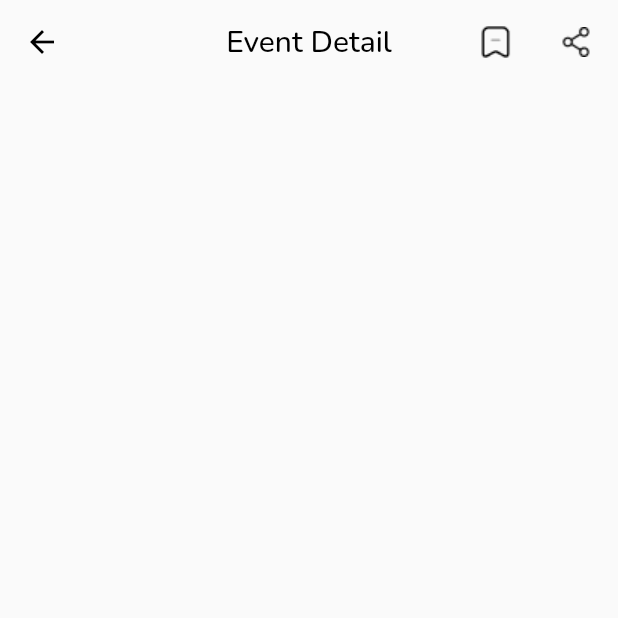
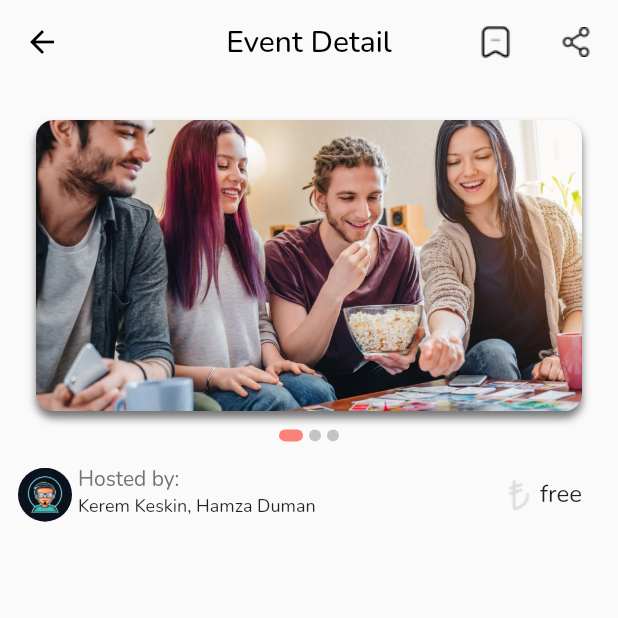
Before and after one commit to agu-meetup/mobile, a Flutter app: the DetailView screen opened directly, on a phone screen of 412 x 824 dp, the top half of it. Run offline on Flutter 3.47's test engine with Material 2 defaults, Android fonts, the phone set to English and light mode, and no system bars; drawn by our look-alikes of carousel_slider; our stand-ins replace dotted_border, email_validator, geolocator, google_fonts, google_maps_flutter, image_picker and 3 more; missing offline and left inert: control_style; accounts and stored records are empty.

Commit message:
In Detail Page, Carousel Slider, hosts and price was done

```diff
--- a/lib/core/assets.dart
+++ b/lib/core/assets.dart
@@ -27,3 +27,4 @@ String upload = "$assetsIconRoot/upload.png";
 String turkishLira = "$assetsIconRoot/turkish_lira.png";
 String saveBlack = "$assetsIconRoot/save_black.png";
 String shareBlack = "$assetsIconRoot/share_black.png";
+String turkishLiraGray = "$assetsIconRoot/turkish_lira_gray.png";
--- a/lib/presentations/detail/model_view/detail_model_view.dart
+++ b/lib/presentations/detail/model_view/detail_model_view.dart
@@ -1,3 +1,21 @@
+import 'package:carousel_slider/carousel_controller.dart';
 import 'package:flutter/material.dart';
 
-class DetailModelView extends ChangeNotifier {}
+class DetailModelView extends ChangeNotifier {
+  /// Carousel Slider
+  List<String> imagePaths = [
+    'assets/test_image/test_detail_1.png',
+    'assets/test_image/test_detail_2.png',
+    'assets/test_image/test_detail_3.png',
+  ];
+  int imageIndex = 0;
+  void updateImageIndex(int newImageIndex) {
+    imageIndex = newImageIndex;
+    notifyListeners();
+  }
+
+  /// Hosted people and price
+  String mainHostImage = "assets/test_image/test_profile_pic.png";
+  List<String> hostsMembers = ['Kerem Keskin', "Hamza Duman"];
+  String price = 'free';
+}
--- a/lib/presentations/detail/widget/detail_app_bar_widget.dart
+++ b/lib/presentations/detail/view/detail_app_bar_view.dart
@@ -3,8 +3,8 @@ import 'package:provider/provider.dart';
 
 import '../../../core/assets.dart';
 
-class DetailAppBarWidget extends StatelessWidget with PreferredSizeWidget {
-  const DetailAppBarWidget({
+class DetailAppBarView extends StatelessWidget with PreferredSizeWidget {
+  const DetailAppBarView({
     Key? key,
   }) : super(key: key);
 
@@ -50,5 +50,5 @@ class DetailAppBarWidget extends StatelessWidget with PreferredSizeWidget {
 
   @override
   // TODO: implement preferredSize
-  Size get preferredSize => const Size.fromHeight(100);
+  Size get preferredSize => AppBar().preferredSize;
 }
--- /dev/null
+++ b/lib/presentations/detail/view/detail_hosts_and_price_view.dart
@@ -0,0 +1,30 @@
+import 'package:agu_meetup_mobile/core/assets.dart';
+import 'package:agu_meetup_mobile/core/constants.dart';
+import 'package:agu_meetup_mobile/presentations/detail/model_view/detail_model_view.dart';
+import 'package:flutter/material.dart';
+import 'package:provider/provider.dart';
+
+import '../widget/detail_hosts_widget.dart';
+import '../widget/detail_price_widget.dart';
+
+class DetailHostsAndPriceView extends StatelessWidget {
+  const DetailHostsAndPriceView({Key? key}) : super(key: key);
+
+  @override
+  Widget build(BuildContext context) {
+    return Consumer<DetailModelView>(
+      builder: (context, mv, child) {
+        return Row(
+          children: [
+            DetailHostsWidget(
+              hostsMembers: mv.hostsMembers,
+              mainHostImage: mv.mainHostImage,
+            ),
+            const Spacer(),
+            DetailPriceWidget(price: mv.price),
+          ],
+        );
+      },
+    );
+  }
+}
--- /dev/null
+++ b/lib/presentations/detail/view/detail_image_slider_view.dart
@@ -0,0 +1,30 @@
+import 'package:agu_meetup_mobile/presentations/detail/model_view/detail_model_view.dart';
+import 'package:flutter/material.dart';
+import 'package:provider/provider.dart';
+
+import '../widget/detail_carousel_indicator_widget.dart';
+import '../widget/detail_carousel_slider_widget.dart';
+
+class DetailImageSliderView extends StatelessWidget {
+  const DetailImageSliderView({Key? key}) : super(key: key);
+
+  @override
+  Widget build(BuildContext context) {
+    return Consumer<DetailModelView>(
+      builder: (context, mv, child) {
+        return Column(
+          children: [
+            DetailCarouselSliderWidget(
+              updateImageIndexFunc: mv.updateImageIndex,
+              imagePaths: mv.imagePaths,
+            ),
+            DetailCarouselIndicatorWidget(
+              imageIndex: mv.imageIndex,
+              lengthOfImages: mv.imagePaths.length,
+            ),
+          ],
+        );
+      },
+    );
+  }
+}
--- a/lib/presentations/detail/view/detail_view.dart
+++ b/lib/presentations/detail/view/detail_view.dart
@@ -1,9 +1,13 @@
-import 'package:agu_meetup_mobile/core/assets.dart';
 import 'package:agu_meetup_mobile/core/constants.dart';
+import 'package:agu_meetup_mobile/core/size_config.dart';
+import 'package:agu_meetup_mobile/presentations/detail/model_view/detail_model_view.dart';
+import 'package:carousel_slider/carousel_slider.dart';
 import 'package:flutter/material.dart';
 import 'package:provider/provider.dart';
 
-import '../widget/detail_app_bar_widget.dart';
+import 'detail_app_bar_view.dart';
+import 'detail_hosts_and_price_view.dart';
+import 'detail_image_slider_view.dart';
 
 class DetailView extends StatelessWidget {
   const DetailView({Key? key}) : super(key: key);
@@ -11,7 +15,21 @@ class DetailView extends StatelessWidget {
   @override
   Widget build(BuildContext context) {
     return Scaffold(
-      appBar: DetailAppBarWidget(),
+      appBar: DetailAppBarView(),
+      body: Column(
+        children: [
+          Padding(
+            padding: const EdgeInsets.all(12.0),
+            child: Column(
+              children: [
+                DetailImageSliderView(),
+                SizedBox(height: 16),
+                DetailHostsAndPriceView(),
+              ],
+            ),
+          ),
+        ],
+      ),
     );
   }
 }
--- /dev/null
+++ b/lib/presentations/detail/widget/detail_carousel_indicator_widget.dart
@@ -0,0 +1,39 @@
+import 'package:flutter/material.dart';
+import 'package:provider/provider.dart';
+
+import '../../../core/constants.dart';
+import '../model_view/detail_model_view.dart';
+
+class DetailCarouselIndicatorWidget extends StatelessWidget {
+  int lengthOfImages;
+  int imageIndex;
+
+  DetailCarouselIndicatorWidget({
+    required this.lengthOfImages,
+    required this.imageIndex,
+  });
+
+  @override
+  Widget build(BuildContext context) {
+    return SizedBox(
+      height: 8,
+      child: ListView.builder(
+          shrinkWrap: true,
+          scrollDirection: Axis.horizontal,
+          itemCount: lengthOfImages,
+          itemBuilder: (context, index) {
+            return AnimatedContainer(
+              duration: const Duration(milliseconds: 200),
+              height: 8,
+              width: imageIndex == index ? 16 : 8,
+              margin: const EdgeInsets.symmetric(horizontal: 2),
+              decoration: BoxDecoration(
+                borderRadius: BorderRadius.circular(5),
+                color:
+                    imageIndex == index ? kBeige : kDarkGray.withOpacity(0.4),
+              ),
+            );
+          }),
+    );
+  }
+}
--- /dev/null
+++ b/lib/presentations/detail/widget/detail_carousel_slider_widget.dart
@@ -0,0 +1,51 @@
+import 'package:carousel_slider/carousel_slider.dart';
+import 'package:flutter/material.dart';
+import 'package:provider/provider.dart';
+
+import '../../../core/constants.dart';
+import '../../../core/size_config.dart';
+import '../model_view/detail_model_view.dart';
+
+class DetailCarouselSliderWidget extends StatelessWidget {
+  Function updateImageIndexFunc;
+  List<String> imagePaths;
+
+  DetailCarouselSliderWidget({
+    required this.updateImageIndexFunc,
+    required this.imagePaths,
+  });
+
+  @override
+  Widget build(BuildContext context) {
+    return CarouselSlider.builder(
+      options: CarouselOptions(
+          // height: SizeConfig.screenHeight! / 4,
+          viewportFraction: 1,
+          onPageChanged: (index, reason) {
+            updateImageIndexFunc(index);
+          }),
+      itemCount: imagePaths.length,
+      itemBuilder: (context, index, realIndex) {
+        return Container(
+          // height: SizeConfig.screenHeight! / 4 - 36,
+          margin: const EdgeInsets.all(12),
+          width: SizeConfig.screenWidth!,
+          decoration: BoxDecoration(
+            borderRadius: BorderRadius.circular(12),
+            image: DecorationImage(
+              image: AssetImage(imagePaths[index]),
+              fit: BoxFit.cover,
+            ),
+            boxShadow: [
+              BoxShadow(
+                offset: const Offset(0, 4),
+                color: kDarkGray,
+                blurRadius: 4,
+              ),
+            ],
+          ),
+        );
+      },
+    );
+  }
+}
--- /dev/null
+++ b/lib/presentations/detail/widget/detail_hosts_widget.dart
@@ -0,0 +1,63 @@
+import 'package:flutter/material.dart';
+
+import '../../../core/constants.dart';
+
+class DetailHostsWidget extends StatelessWidget {
+  String mainHostImage;
+  List<String> hostsMembers;
+
+  DetailHostsWidget({
+    required this.mainHostImage,
+    required this.hostsMembers,
+  });
+
+  @override
+  Widget build(BuildContext context) {
+    return Row(
+      children: [
+        Container(
+          height: 36,
+          width: 36,
+          decoration: BoxDecoration(
+            image: DecorationImage(
+              image: AssetImage(mainHostImage),
+              fit: BoxFit.cover,
+            ),
+            borderRadius: BorderRadius.circular(36),
+          ),
+        ),
+        const SizedBox(width: 4),
+        Column(
+          crossAxisAlignment: CrossAxisAlignment.start,
+          children: [
+            Text(
+              'Hosted by:',
+              style: TextStyle(
+                fontSize: 14,
+                color: kDarkGray,
+              ),
+            ),
+            SizedBox(
+              height: 20,
+              child: ListView.builder(
+                scrollDirection: Axis.horizontal,
+                shrinkWrap: true,
+                itemCount: hostsMembers.length,
+                itemBuilder: (context, index) {
+                  return Text(
+                    index == hostsMembers.length - 1
+                        ? hostsMembers[index]
+                        : "${hostsMembers[index]}, ",
+                    style: const TextStyle(
+                      fontSize: 12,
+                    ),
+                  );
+                },
+              ),
+            ),
+          ],
+        ),
+      ],
+    );
+  }
+}
--- /dev/null
+++ b/lib/presentations/detail/widget/detail_price_widget.dart
@@ -0,0 +1,30 @@
+import 'package:flutter/material.dart';
+
+import '../../../core/assets.dart';
+
+class DetailPriceWidget extends StatelessWidget {
+  String price;
+
+  DetailPriceWidget({required this.price});
+
+  @override
+  Widget build(BuildContext context) {
+    return Row(
+      children: [
+        Image(
+          image: AssetImage(
+            turkishLiraGray,
+          ),
+        ),
+        const SizedBox(width: 4),
+        Text(
+          price,
+          style: const TextStyle(
+            fontSize: 16,
+          ),
+        ),
+        const SizedBox(width: 12),
+      ],
+    );
+  }
+}
--- a/pubspec.yaml
+++ b/pubspec.yaml
@@ -50,6 +50,7 @@ dependencies:
   geolocator: ^9.0.2
   screenshot: ^1.3.0
   intl: ^0.18.0
+  carousel_slider: ^4.2.1
   # For Bottom Bar
   animated_bottom_navigation_bar: ^1.1.0+1
 
@@ -79,6 +80,7 @@ flutter:
   assets:
     - assets/images/
     - assets/icons/
+    - assets/test_image/
   #   - images/a_dot_ham.jpeg
 
   # An image asset can refer to one or more resolution-specific "variants", see
```
Also changed, not shown: assets/icons/turkish_lira_gray.png (added), assets/test_image/test_detail_1.png (added), assets/test_image/test_detail_2.png (added), assets/test_image/test_detail_3.png (added), assets/test_image/test_profile_pic.png (added), pubspec.lock.
